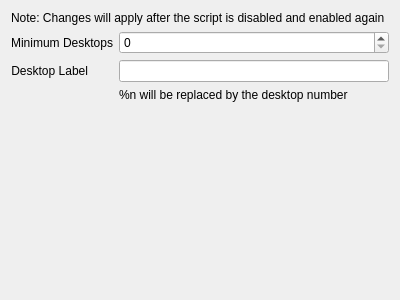
Qt form script/contents/ui/config.ui (MatthiasGr/kwin-script-dynamic-desktops) before a commit.
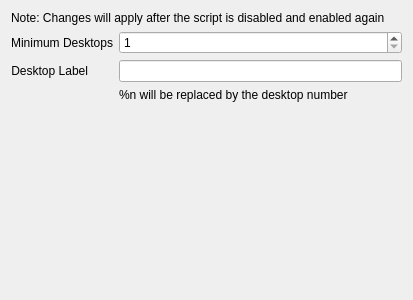
The same form after that commit.

Commit message:
Add bounds for the minimum desktops option
Plasma can have between 1 and 20 virtual desktops, so reflect this in the
config.

```diff
--- a/script/contents/ui/config.ui
+++ b/script/contents/ui/config.ui
@@ -6,7 +6,7 @@
    <rect>
     <x>0</x>
     <y>0</y>
-    <width>400</width>
+    <width>413</width>
     <height>300</height>
    </rect>
   </property>
@@ -32,6 +32,12 @@
        <verstretch>0</verstretch>
       </sizepolicy>
      </property>
+     <property name="minimum">
+      <number>1</number>
+     </property>
+     <property name="maximum">
+      <number>20</number>
+     </property>
     </widget>
    </item>
    <item row="2" column="0">
```
